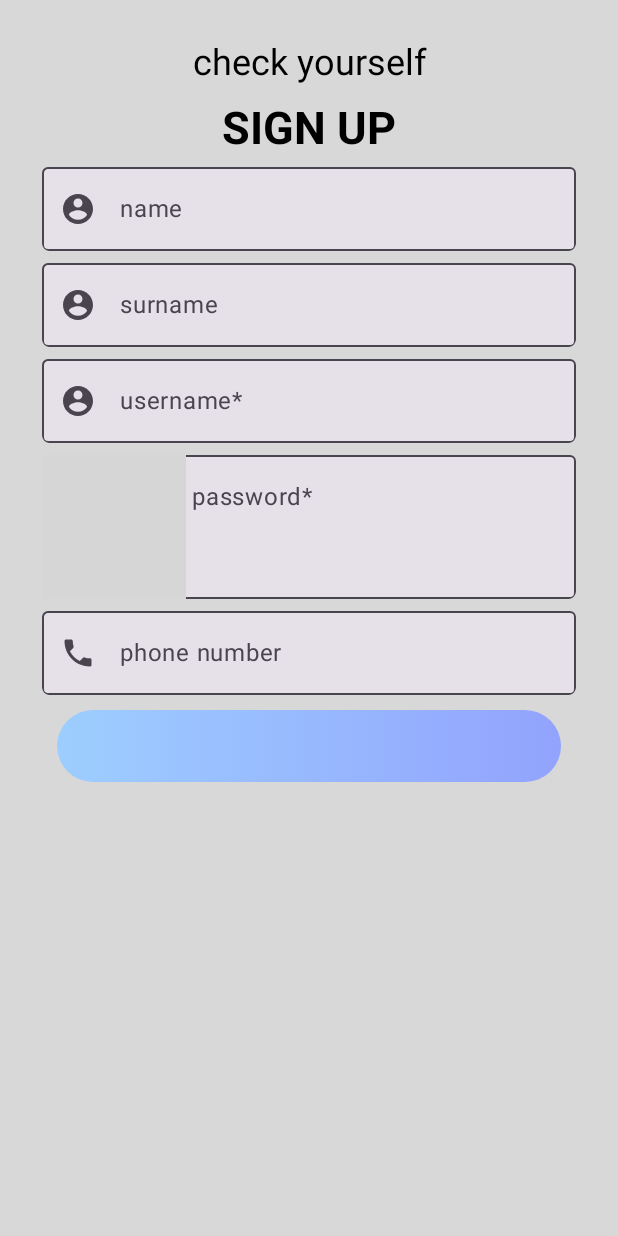
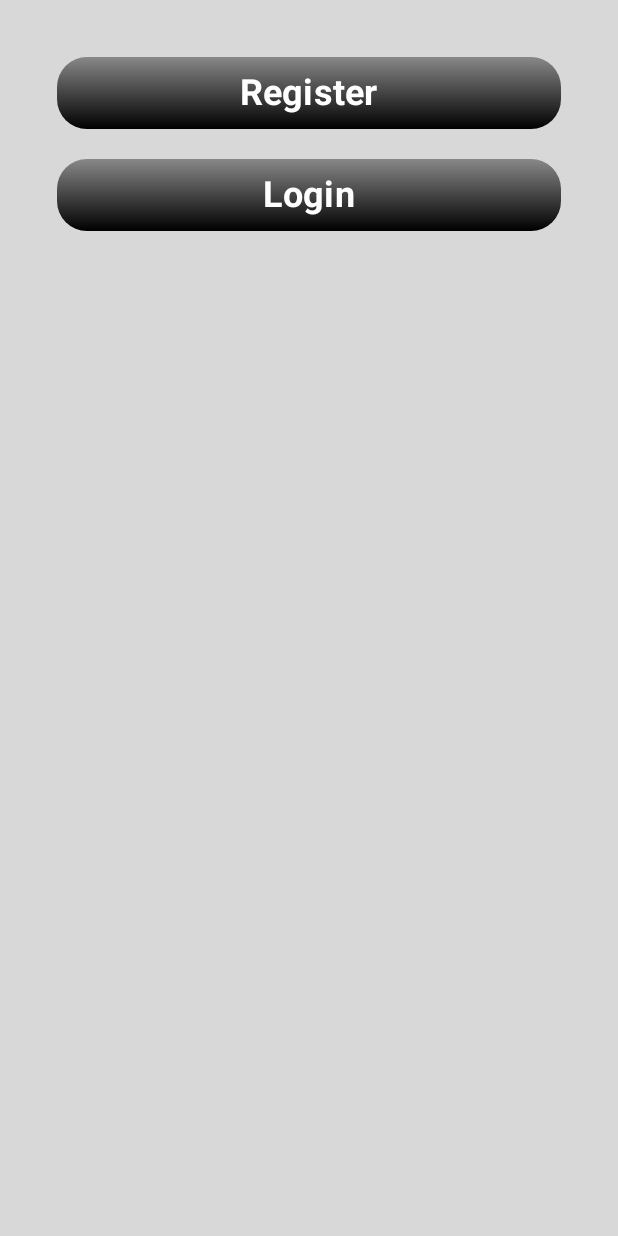
Before and after one commit to ak11git/RMAS_Project, an Android app built with Jetpack Compose: the screen it shows after launch (MainActivity), on a phone screen of 412 x 824 dp. Run offline under Robolectric (Android 15) with nearby library versions, the phone set to English and light mode, and no system bars; grey boxes are pictures that could not be loaded.

Commit message:
check, visiblity za password, pick image

```diff
--- a/app/build.gradle.kts
+++ b/app/build.gradle.kts
@@ -68,4 +68,6 @@ dependencies {
     androidTestImplementation(libs.androidx.ui.test.junit4)
     debugImplementation(libs.androidx.ui.tooling)
     debugImplementation(libs.androidx.ui.test.manifest)
+    implementation(libs.androidx.material.icons.extended)
+
 }
--- a/app/src/main/AndroidManifest.xml
+++ b/app/src/main/AndroidManifest.xml
@@ -1,6 +1,6 @@
 <?xml version="1.0" encoding="utf-8"?>
-<manifest xmlns:android="http://schemas.android.com/apk/res/android"
-    xmlns:tools="http://schemas.android.com/tools">
+<manifest xmlns:android="http://schemas.android.com/apk/res/android" xmlns:tools="http://schemas.android.com/tools">
+    <uses-permission android:name="android.permission.READ_EXTERNAL_STORAGE"/>
 
     <application
         android:allowBackup="true"
--- a/app/src/main/java/com/example/checkcount/MainActivity.kt
+++ b/app/src/main/java/com/example/checkcount/MainActivity.kt
@@ -11,6 +11,7 @@ import androidx.compose.runtime.Composable
 import androidx.compose.ui.Modifier
 import androidx.compose.ui.tooling.preview.Preview
 import com.example.checkcount.app.PostApp
+import com.example.checkcount.screens.RegOrLogin
 import com.example.checkcount.screens.SignUp
 import com.example.checkcount.ui.theme.CheckCountTheme
 
@@ -19,7 +20,6 @@ class MainActivity : ComponentActivity() {
         super.onCreate(savedInstanceState)
         setContent {
             PostApp()
-            SignUp()
             }
         }
 }
--- a/app/src/main/java/com/example/checkcount/app/PostApp.kt
+++ b/app/src/main/java/com/example/checkcount/app/PostApp.kt
@@ -1,10 +1,15 @@
 package com.example.checkcount.app
 
+import androidx.compose.animation.Crossfade
 import androidx.compose.foundation.layout.fillMaxSize
 import androidx.compose.material3.Surface
 import androidx.compose.runtime.Composable
 import androidx.compose.ui.Modifier
 import androidx.compose.ui.graphics.Color
+import com.example.checkcount.navigation.Nav
+import com.example.checkcount.navigation.Screen
+import com.example.checkcount.screens.RegOrLogin
+import com.example.checkcount.screens.SignUp
 
 @Composable
 fun PostApp() {
@@ -12,6 +17,15 @@ fun PostApp() {
         modifier = Modifier.fillMaxSize(),
         color = Color.White
     ) {
-
+        Crossfade(targetState = Nav.currentScreen) {
+            currentState -> when(currentState.value){
+                is Screen.RegOrLogScreen ->{
+                    RegOrLogin()
+                }
+                is Screen.SignUpScreen ->{
+                    SignUp()
+                }
+            }
+        }
     }
 }
--- a/app/src/main/java/com/example/checkcount/components/AppComponents.kt
+++ b/app/src/main/java/com/example/checkcount/components/AppComponents.kt
@@ -1,38 +1,129 @@
 package com.example.checkcount.components
 
+import android.graphics.Bitmap
+import android.graphics.ImageDecoder
+import android.net.Uri
+import android.os.Build
+import android.provider.MediaStore
+import androidx.activity.compose.rememberLauncherForActivityResult
+import androidx.activity.result.contract.ActivityResultContracts
+import androidx.compose.foundation.Image
 import androidx.compose.foundation.background
 import androidx.compose.foundation.layout.Box
+import androidx.compose.foundation.layout.Column
 import androidx.compose.foundation.layout.PaddingValues
+import androidx.compose.foundation.layout.Row
+import androidx.compose.foundation.layout.Spacer
 import androidx.compose.foundation.layout.fillMaxWidth
+import androidx.compose.foundation.layout.height
 import androidx.compose.foundation.layout.heightIn
+import androidx.compose.foundation.layout.padding
+import androidx.compose.foundation.layout.size
 import androidx.compose.foundation.shape.RoundedCornerShape
 import androidx.compose.foundation.text.KeyboardOptions
 import androidx.compose.material.icons.Icons
+import androidx.compose.material.icons.filled.Visibility
+import androidx.compose.material.icons.filled.VisibilityOff
 import androidx.compose.material3.Button
 import androidx.compose.material3.ButtonDefaults
+import androidx.compose.material3.Checkbox
 import androidx.compose.material3.Icon
+import androidx.compose.material3.IconButton
 import androidx.compose.material3.OutlinedTextField
 import androidx.compose.material3.Text
 import androidx.compose.material3.TextFieldDefaults
 import androidx.compose.runtime.Composable
+import androidx.compose.runtime.getValue
 import androidx.compose.runtime.mutableStateOf
 import androidx.compose.runtime.remember
+import androidx.compose.runtime.setValue
 import androidx.compose.ui.Alignment
 import androidx.compose.ui.Modifier
 import androidx.compose.ui.draw.clip
 import androidx.compose.ui.graphics.Brush
 import androidx.compose.ui.graphics.Color
+import androidx.compose.ui.graphics.asImageBitmap
+import androidx.compose.ui.platform.LocalContext
 import androidx.compose.ui.res.painterResource
+import androidx.compose.ui.res.stringResource
 import androidx.compose.ui.text.TextStyle
 import androidx.compose.ui.text.font.FontStyle
 import androidx.compose.ui.text.font.FontWeight
 import androidx.compose.ui.text.input.KeyboardType
+import androidx.compose.ui.text.input.PasswordVisualTransformation
+import androidx.compose.ui.text.input.VisualTransformation
 import androidx.compose.ui.text.style.TextAlign
 import androidx.compose.ui.unit.dp
 import androidx.compose.ui.unit.sp
 import com.example.checkcount.R
+import com.example.checkcount.navigation.Nav
+import com.example.checkcount.navigation.Screen
 import com.example.checkcount.ui.theme.Primary
 import com.example.checkcount.ui.theme.Secondary
+
+@Composable
+fun ButtonReg(value: String) {
+    Button(
+        onClick = { Nav.goTo(Screen.SignUpScreen) },
+        modifier = Modifier
+            .fillMaxWidth()
+            .heightIn(48.dp),
+        contentPadding = PaddingValues(10.dp),
+        colors = ButtonDefaults.buttonColors(Color.Transparent),
+        shape = RoundedCornerShape(20.dp)
+    ) {
+        Box(
+            modifier = Modifier
+                .fillMaxWidth()
+                .heightIn(48.dp)
+                .background(
+                    brush = Brush.verticalGradient(listOf(Color.Gray, Color.Black)),
+                    shape = RoundedCornerShape(20.dp)
+                ),
+            contentAlignment = Alignment.Center
+        ) {
+            Text(
+                text = value,
+                fontSize = 24.sp,
+                color = Color.White,
+                fontWeight = FontWeight.Bold
+            )
+        }
+
+    }
+}
+
+@Composable
+fun ButtonLog(value: String) {
+    Button(
+        onClick = { Nav.goTo(Screen.SignUpScreen) },
+        modifier = Modifier
+            .fillMaxWidth()
+            .heightIn(48.dp),
+        contentPadding = PaddingValues(10.dp),
+        colors = ButtonDefaults.buttonColors(Color.Transparent),
+        shape = RoundedCornerShape(20.dp)
+    ) {
+        Box(
+            modifier = Modifier
+                .fillMaxWidth()
+                .heightIn(48.dp)
+                .background(
+                    brush = Brush.verticalGradient(listOf(Color.Gray, Color.Black)),
+                    shape = RoundedCornerShape(20.dp)
+                ),
+            contentAlignment = Alignment.Center
+        ) {
+            Text(
+                text = value,
+                fontSize = 24.sp,
+                color = Color.White,
+                fontWeight = FontWeight.Bold
+            )
+        }
+
+    }
+}
 
 @Composable
 fun NormalText(value:String) {
@@ -191,14 +282,27 @@ fun PasswordInput(labelValue:String) {
                 contentDescription = "")
         },
 
-        /*trailingIcon = {
+        trailingIcon = {
             val iconImg = if(passwordVisible.value) {
                 Icons.Filled.Visibility
             }
             else {
                 Icons.Filled.VisibilityOff
             }
-        }*/
+
+            var desc = if (passwordVisible.value) {
+                stringResource(id = R.string.hidePassword)
+            }
+            else {
+                stringResource(id = R.string.showPassword)
+            }
+
+            IconButton(onClick = { passwordVisible.value = !passwordVisible.value }) {
+                Icon(imageVector = iconImg, contentDescription = desc)
+            }
+        },
+        visualTransformation = if(passwordVisible.value) VisualTransformation.None
+                            else PasswordVisualTransformation()
     )
 }
 
@@ -253,6 +357,25 @@ fun NumberInput(labelValue:String) {
 }
 
 @Composable
+fun CheckBox(value: String){
+    Row(modifier = Modifier
+        .fillMaxWidth()
+        .heightIn(56.dp)
+        .padding(16.dp),
+        verticalAlignment = Alignment.CenterVertically
+    ) {
+        val checkedState = remember { mutableStateOf(false) }
+
+        Checkbox(
+            checked = checkedState.value,
+            onCheckedChange = { checkedState.value = !checkedState.value }
+        )
+
+        Text(text = value)
+    }
+}
+
+@Composable
 fun ButtonRegister(value: String) {
     Button(
         onClick = { /*TODO*/ },
@@ -261,25 +384,65 @@ fun ButtonRegister(value: String) {
             .heightIn(48.dp),
         contentPadding = PaddingValues(10.dp),
         colors = ButtonDefaults.buttonColors(Color.Transparent),
-        shape = RoundedCornerShape(50.dp)
+        shape = RoundedCornerShape(20.dp)
     ) {
         Box(
             modifier = Modifier
-            .fillMaxWidth()
-            .heightIn(48.dp)
-            .background(
-                brush = Brush.horizontalGradient(listOf(Secondary, Primary)),
-                shape = RoundedCornerShape(50.dp)
-            ),
+                .fillMaxWidth()
+                .heightIn(48.dp)
+                .background(
+                    brush = Brush.verticalGradient(listOf(Color.Gray, Color.Black)),
+                    shape = RoundedCornerShape(20.dp)
+                ),
             contentAlignment = Alignment.Center
         ) {
-            /*Text(
+            Text(
                 text = value,
                 fontSize = 24.sp,
                 color = Color.White,
-                frontWeight = FontWeight.Bold
-            )*/
+                fontWeight = FontWeight.Bold
+            )
         }
 
     }
 }
+
+@Composable
+fun RequestContentPermission() {
+    var imageUri by remember { mutableStateOf<Uri?>(null) }
+    val context = LocalContext.current
+    val bitmap =  remember {
+        mutableStateOf<Bitmap?>(null)
+    }
+
+    val launcher = rememberLauncherForActivityResult(contract =
+    ActivityResultContracts.GetContent()) { uri: Uri? ->
+        imageUri = uri
+    }
+    Column {
+        Button(onClick = { launcher.launch("image/*") }) {
+            Text(text = "Pick image")
+        }
+
+        Spacer(modifier = Modifier.height(12.dp))
+
+        imageUri?.let {
+            if (Build.VERSION.SDK_INT < 28) {
+                bitmap.value = MediaStore.Images
+                    .Media.getBitmap(context.contentResolver,it)
+
+            } else {
+                val source = ImageDecoder
+                    .createSource(context.contentResolver,it)
+                bitmap.value = ImageDecoder.decodeBitmap(source)
+            }
+
+            bitmap.value?.let {  btm ->
+                Image(bitmap = btm.asImageBitmap(),
+                    contentDescription =null,
+                    modifier = Modifier.size(400.dp))
+            }
+        }
+
+    }
+}
--- /dev/null
+++ b/app/src/main/java/com/example/checkcount/navigation/Nav.kt
@@ -0,0 +1,17 @@
+package com.example.checkcount.navigation
+
+import androidx.compose.runtime.MutableState
+import androidx.compose.runtime.mutableStateOf
+
+sealed class Screen {
+    object RegOrLogScreen : Screen()
+    object SignUpScreen : Screen()
+}
+
+object Nav {
+    var currentScreen: MutableState<Screen> = mutableStateOf(Screen.RegOrLogScreen)
+
+    fun goTo(destination : Screen) {
+        currentScreen.value = destination;
+    }
+}
--- /dev/null
+++ b/app/src/main/java/com/example/checkcount/screens/RegOrLogin.kt
@@ -0,0 +1,44 @@
+package com.example.checkcount.screens
+
+import androidx.compose.foundation.background
+import androidx.compose.foundation.layout.Arrangement
+import androidx.compose.foundation.layout.Column
+import androidx.compose.foundation.layout.Row
+import androidx.compose.foundation.layout.fillMaxSize
+import androidx.compose.foundation.layout.fillMaxWidth
+import androidx.compose.foundation.layout.padding
+import androidx.compose.material3.Surface
+import androidx.compose.runtime.Composable
+import androidx.compose.ui.Modifier
+import androidx.compose.ui.res.colorResource
+import androidx.compose.ui.res.stringResource
+import androidx.compose.ui.tooling.preview.Preview
+import androidx.compose.ui.unit.dp
+import com.example.checkcount.R
+import com.example.checkcount.components.ButtonLog
+import com.example.checkcount.components.ButtonReg
+import com.example.checkcount.components.ButtonRegister
+
+
+@Composable
+fun RegOrLogin() {
+    Surface (
+        color = colorResource(id = R.color.gray),
+        modifier = Modifier
+            .fillMaxSize()
+            .background(colorResource(id = R.color.gray))
+            .padding(28.dp)
+    ) {
+        Column {
+            //logo
+            ButtonReg("Register")
+            ButtonLog("Login")
+        }
+    }
+}
+
+@Preview
+@Composable
+fun DefaultPreviewRegOrLogin() {
+    RegOrLogin()
+}
--- a/app/src/main/java/com/example/checkcount/screens/SignUp.kt
+++ b/app/src/main/java/com/example/checkcount/screens/SignUp.kt
@@ -16,12 +16,14 @@ import androidx.compose.ui.tooling.preview.Preview
 import androidx.compose.ui.unit.dp
 import com.example.checkcount.R
 import com.example.checkcount.components.ButtonRegister
+import com.example.checkcount.components.CheckBox
 import com.example.checkcount.components.NameInput
 //import com.example.checkcount.components.EmailInput
 import com.example.checkcount.components.NormalText
 import com.example.checkcount.components.NumberInput
 //import com.example.checkcount.components.Password2Input
 import com.example.checkcount.components.PasswordInput
+import com.example.checkcount.components.RequestContentPermission
 import com.example.checkcount.components.SignUpText
 import com.example.checkcount.components.SurnameInput
 import com.example.checkcount.components.UsernameInput
@@ -37,10 +39,6 @@ fun SignUp() {
             .padding(28.dp)
     ) {
 
-        val firstFocusRequester = remember { FocusRequester() }
-        val secondFocusRequester = remember { FocusRequester() }
-        val scope = rememberCoroutineScope()
-
         Column {
             NormalText(value = stringResource(id = R.string.firstText))
             SignUpText(value = stringResource(id = R.string.signUpText))
@@ -51,7 +49,9 @@ fun SignUp() {
             PasswordInput(stringResource(id = R.string.password))
             //Password2Input(stringResource(id = R.string.password2))
             NumberInput(stringResource(id = R.string.number))
-            ButtonRegister(stringResource(id = R.string.button))
+            CheckBox(stringResource(id = R.string.checkBox))
+            ButtonRegister(stringResource(id = R.string.buttonRegisterScreen))
+            RequestContentPermission()
         }
     }
 }
--- a/app/src/main/res/values/strings.xml
+++ b/app/src/main/res/values/strings.xml
@@ -9,5 +9,8 @@
     <string name="password">password*</string>
     <string name="password2">confirm password*</string>
     <string name="number">phone number</string>
-    <string name="button">Register</string>
+    <string name="hidePassword">Hide Password</string>
+    <string name="showPassword">Show Password</string>
+    <string name="checkBox">teext</string>
+    <string name="buttonRegisterScreen">Register</string>
 </resources>
--- a/gradle/libs.versions.toml
+++ b/gradle/libs.versions.toml
@@ -10,6 +10,7 @@ activityCompose = "1.8.2"
 composeBom = "2023.08.00"
 playServicesMaps = "18.2.0"
 constraintlayoutCompose = "1.0.1"
+materialIconsExtended = "1.4.2"
 
 [libraries]
 androidx-core-ktx = { group = "androidx.core", name = "core-ktx", version.ref = "coreKtx" }
@@ -28,6 +29,7 @@ androidx-ui-test-junit4 = { group = "androidx.compose.ui", name = "ui-test-junit
 androidx-material3 = { group = "androidx.compose.material3", name = "material3" }
 play-services-maps = { group = "com.google.android.gms", name = "play-services-maps", version.ref = "playServicesMaps" }
 androidx-constraintlayout-compose = { group = "androidx.constraintlayout", name = "constraintlayout-compose", version.ref = "constraintlayoutCompose" }
+androidx-material-icons-extended = { group = "androidx.compose.material", name = "material-icons-extended", version.ref = "materialIconsExtended" }
 
 [plugins]
 androidApplication = { id = "com.android.application", version.ref = "agp" }
```
